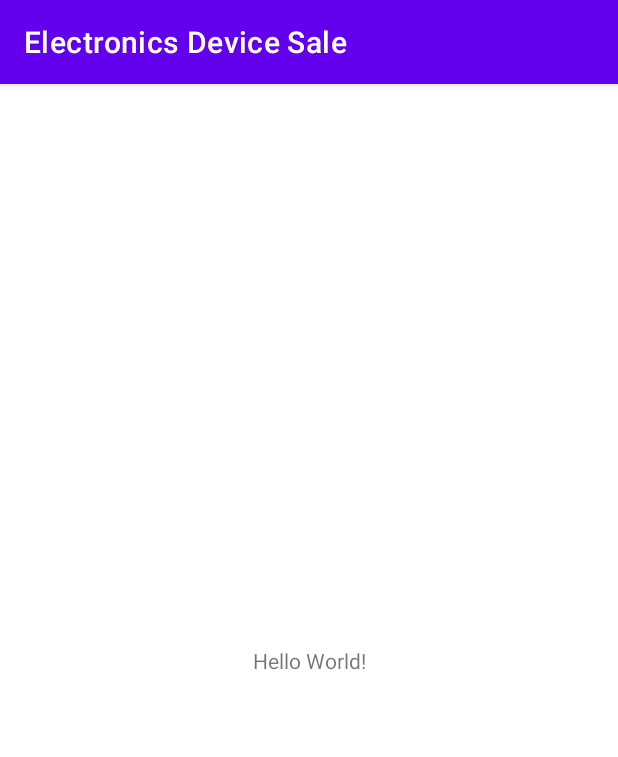
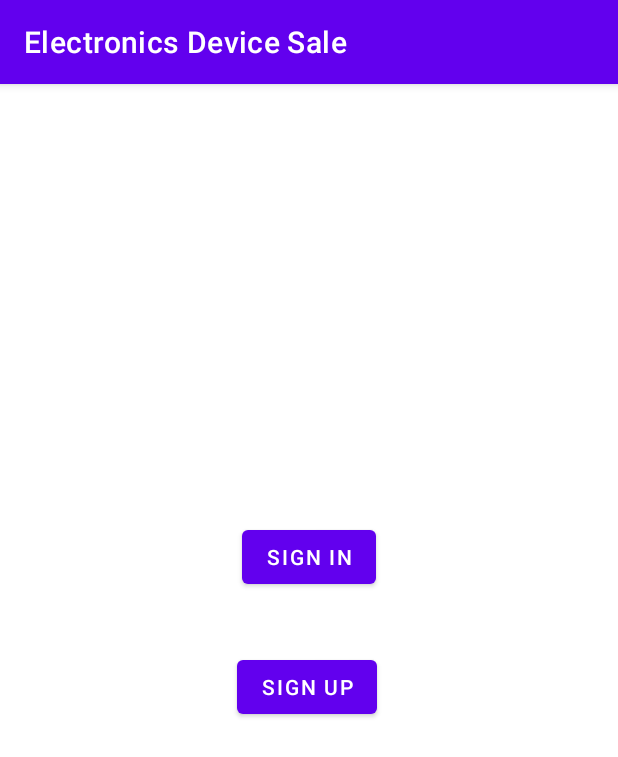
Before and after one commit to SonHai4101/App-Electronics-Device-Sale, an Android app: the screen it shows after launch (MainActivity), on a phone screen of 412 x 824 dp. Shown: the top 757 px of the screen. Run offline under Robolectric (Android 15) with nearby library versions, the phone set to English and light mode, and no system bars.

Commit message:
register/login

```diff
--- a/app/src/main/java/com/example/btl/MainActivity.java
+++ b/app/src/main/java/com/example/btl/MainActivity.java
@@ -1,25 +1,27 @@
 package com.example.btl;
+
+import android.content.Intent;
+import android.os.Bundle;
+import android.widget.Button;
 
 import androidx.appcompat.app.AppCompatActivity;
 
-import android.database.sqlite.SQLiteDatabase;
-import android.os.Bundle;
-import android.view.View;
-import android.widget.AdapterView;
-import android.widget.ArrayAdapter;
-import android.widget.ListView;
-
-import java.util.ArrayList;
 
 public class MainActivity extends AppCompatActivity {
-    public final static String EXTRA_MESSAGE = "MESSAGE";
-    private ListView obj;
-    DBHelper mydb;
-
+    Button login, register;
     @Override
     protected void onCreate(Bundle savedInstanceState) {
         super.onCreate(savedInstanceState);
         setContentView(R.layout.activity_main);
-        mydb = new DBHelper(this);
+        login = (Button) findViewById(R.id.btn_sign_in);
+        register = (Button) findViewById(R.id.btn_sign_up);
+        ClickLogin();
+        ClickRegister();
+    }
+    public void ClickLogin(){
+        login.setOnClickListener(v -> startActivity(new Intent(MainActivity.this, LoginActivity.class)));
+    }
+    public void ClickRegister(){
+        register.setOnClickListener(v -> startActivity(new Intent(MainActivity.this, RegisterActivity.class)));
     }
 }
--- a/app/src/main/res/layout/activity_main.xml
+++ b/app/src/main/res/layout/activity_main.xml
@@ -6,46 +6,27 @@
     android:layout_height="match_parent"
     tools:context=".MainActivity">
 
-    <TextView
-        android:id="@+id/textView2"
+    <Button
+        android:id="@+id/btn_sign_in"
         android:layout_width="wrap_content"
         android:layout_height="wrap_content"
-        android:text="Hello World!"
-        app:layout_constraintBottom_toBottomOf="parent"
-        app:layout_constraintLeft_toLeftOf="parent"
-        app:layout_constraintRight_toRightOf="parent"
-        app:layout_constraintTop_toTopOf="parent" />
-
-    <ScrollView
-        android:id="@+id/scrollView2"
-        android:layout_width="409dp"
-        android:layout_height="354dp"
-        android:layout_marginStart="1dp"
-        android:layout_marginEnd="1dp"
+        android:text="@string/sign_in"
         app:layout_constraintBottom_toBottomOf="parent"
         app:layout_constraintEnd_toEndOf="parent"
-        app:layout_constraintHorizontal_bias="0.0"
+        app:layout_constraintHorizontal_bias="0.501"
         app:layout_constraintStart_toStartOf="parent"
         app:layout_constraintTop_toTopOf="parent"
-        app:layout_constraintVertical_bias="1.0">
+        app:layout_constraintVertical_bias="0.405" />
 
-        <LinearLayout
-            android:layout_width="match_parent"
-            android:layout_height="wrap_content"
-            android:orientation="vertical" />
-    </ScrollView>
-
-    <LinearLayout
-        android:layout_width="409dp"
-        android:layout_height="96dp"
-        android:layout_marginStart="1dp"
-        android:layout_marginTop="1dp"
-        android:layout_marginEnd="1dp"
-        android:layout_marginBottom="1dp"
-        android:orientation="vertical"
-        app:layout_constraintBottom_toTopOf="@+id/scrollView2"
+    <Button
+        android:id="@+id/btn_sign_up"
+        android:layout_width="wrap_content"
+        android:layout_height="wrap_content"
+        android:text="@string/sign_up"
+        app:layout_constraintBottom_toBottomOf="parent"
         app:layout_constraintEnd_toEndOf="parent"
+        app:layout_constraintHorizontal_bias="0.495"
         app:layout_constraintStart_toStartOf="parent"
-        app:layout_constraintTop_toTopOf="parent"></LinearLayout>
-
+        app:layout_constraintTop_toTopOf="parent"
+        app:layout_constraintVertical_bias="0.525" />
 </androidx.constraintlayout.widget.ConstraintLayout>
```
Also changed, not shown: app/src/main/AndroidManifest.xml (+7 -2 lines), app/src/main/java/com/example/btl/LoginActivity.java (added, +14 -0 lines), app/src/main/java/com/example/btl/RegisterActivity.java (added, +14 -0 lines), app/src/main/res/layout/activity_login.xml (added, +91 -0 lines), app/src/main/res/layout/activity_register.xml (added, +98 -0 lines), app/src/main/res/values/strings.xml (+9 -0 lines).
